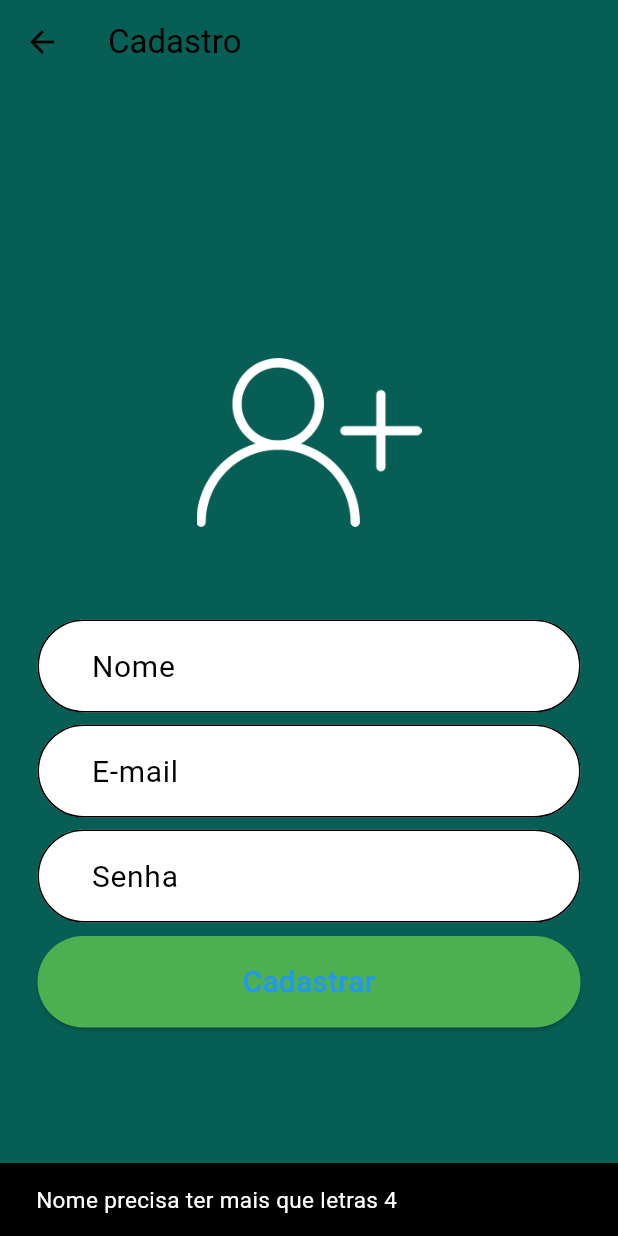
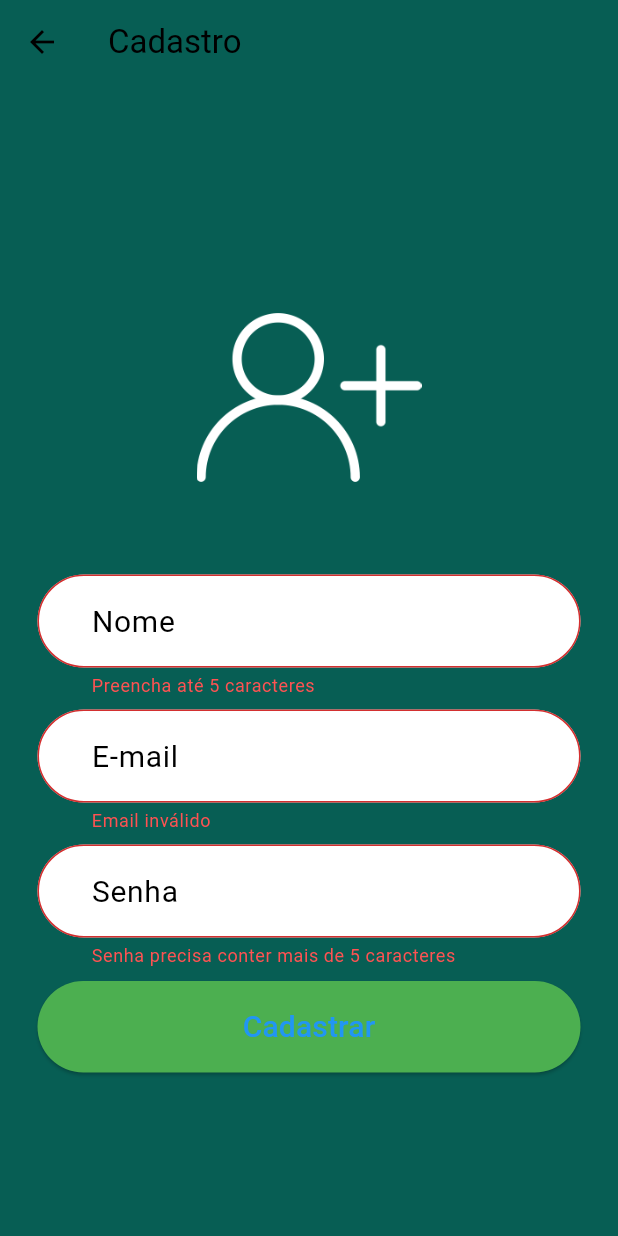
Before and after one commit to R0nald0/whatsappclone, a Flutter app: the cadastro screen opened by its route, after a tap on "Cadastrar", on a phone screen of 412 x 824 dp. Run offline on Flutter 3.47's test engine with Material 3 defaults, Android fonts, the phone set to English and light mode, and no system bars; our stand-ins replace cloud_firestore, firebase_auth, firebase_core, firebase_storage, flutter_bloc, image_picker; accounts and stored records are empty.

Commit message:
adicionado bloc em cadastro_page e validação de campos

```diff
--- a/lib/GeraRotas.dart
+++ b/lib/GeraRotas.dart
@@ -1,6 +1,6 @@
 
 import 'package:flutter/material.dart';
-import 'package:whatsapp/views/Home.dart';
+import 'package:whatsapp/views/pages/home_page/Home.dart';
 import 'package:whatsapp/views/pages/login_page/Login.dart';
 import 'package:whatsapp/views/pages/cadastro_page/cadastro.dart';
 import 'package:whatsapp/views/pages/configuracao_page/telaConfiguracao.dart';
--- a/lib/main.dart
+++ b/lib/main.dart
@@ -14,7 +14,7 @@ void main()  async{
   );
 
  final ThemeData ios =ThemeData(
-       colorScheme: ColorScheme.fromSwatch().copyWith(onSecondary: Color(0xff25D366)),
+       colorScheme: ColorScheme.fromSwatch().copyWith(onSecondary: const Color(0xff25D366)),
        primaryColor:Colors.grey[200],
       buttonTheme:const ButtonThemeData(
           buttonColor: Colors.white
@@ -22,7 +22,7 @@ void main()  async{
   ) ;
 
   final ThemeData temaPadrao =ThemeData(
-      colorScheme: ColorScheme.fromSwatch().copyWith(secondary: Color(0xff25D366)),
+      colorScheme: ColorScheme.fromSwatch().copyWith(secondary: const Color(0xff25D366)),
       primaryColor: const Color(0xff075E54),
       buttonTheme:const ButtonThemeData(
           buttonColor: Colors.white
--- a/lib/views/AbaContato.dart
+++ b/lib/views/AbaContato.dart
@@ -67,7 +67,7 @@ class AbaContatoState extends State<AbaContato> {
                case ConnectionState.none:
                  break;
                case ConnectionState.waiting:
-                 return Center(
+                 return const Center(
                     child: CircularProgressIndicator(),
                  );
                  break;
@@ -96,7 +96,7 @@ class AbaContatoState extends State<AbaContato> {
                                   backgroundColor: Colors.green,
                                 ),
 
-                                trailing: Icon(Icons.message_rounded,color: Colors.green),
+                                trailing: const Icon(Icons.message_rounded,color: Colors.green),
                                 title: Text(contato.nome),
                                 subtitle: Text(contato.email),
                                 onTap: (){
--- /dev/null
+++ b/lib/views/helper/Extension.dart
@@ -0,0 +1,3 @@
+
+import 'package:flutter/cupertino.dart';
+import 'package:flutter/material.dart';
--- a/lib/views/inicio.dart
+++ b/lib/views/inicio.dart
@@ -2,7 +2,7 @@ import 'package:firebase_auth/firebase_auth.dart';
 import 'package:flutter/material.dart';
 import 'package:whatsapp/views/pages/login_page/Login.dart';
 
-import 'Home.dart';
+import 'pages/home_page/Home.dart';
 
 class inicio extends StatefulWidget{
   @override
--- a/lib/views/pages/cadastro_page/cadastro.dart
+++ b/lib/views/pages/cadastro_page/cadastro.dart
@@ -2,9 +2,13 @@ import 'package:cloud_firestore/cloud_firestore.dart';
 import 'package:firebase_core/firebase_core.dart';
 import 'package:flutter/material.dart';
 import 'package:firebase_auth/firebase_auth.dart';
+import 'package:flutter_bloc/flutter_bloc.dart';
 import 'package:whatsapp/GeraRotas.dart';
 import 'package:whatsapp/model/Usuario.dart';
-import 'package:whatsapp/views/Home.dart';
+import 'package:whatsapp/views/pages/home_page/Home.dart';
+import 'package:whatsapp/views/pages/cadastro_page/stream/cadastro_bloc.dart';
+import 'package:whatsapp/views/pages/cadastro_page/stream/cadastro_state.dart';
+import 'package:whatsapp/views/pages/login_page/stream/validate_fields.dart';
 
 class cadastro extends StatefulWidget {
   @override
@@ -15,75 +19,19 @@ class cadastroState extends State<cadastro> {
   TextEditingController _controllerNome = TextEditingController();
   TextEditingController _controllerEmail = TextEditingController();
   TextEditingController _controllerSenha = TextEditingController();
-  FirebaseAuth _auth = FirebaseAuth.instance;
-
-  validarCampo() {
-    String nome = _controllerNome.text;
-    String email = _controllerEmail.text;
-    String senha = _controllerSenha.text;
-    String _aviso = "";
-
-    if (nome.isNotEmpty && nome.length > 3) {
-      if (email.isNotEmpty && email.contains("@")) {
-        if (senha.length >= 6) {
-          Usuario usuario = Usuario();
-
-          usuario.nome = nome;
-          usuario.email = email;
-          usuario.senha = senha;
-          usuario.fotoPerfil ="";
-
-          CadastrarUsuario(usuario);
-
-
-        } else {
-          _aviso = "Senha priecisa conter 6 ou mais caracteres !!!";
-          _mostrarSnackBar(_aviso);
-        }
-      } else {
-        _aviso = "Insira um E-mail válido";
-        _mostrarSnackBar(_aviso);
-      }
-    } else {
-      _aviso = "Nome precisa ter mais que letras 4 ";
-      _mostrarSnackBar(_aviso);
-    }
-  }
-
-  Future CadastrarUsuario(Usuario userr) async {
-     await _auth.createUserWithEmailAndPassword(
-            email: userr.email,
-            password: userr.senha
-
-    ).then((firebaseUser) {
-
-      FirebaseFirestore db = FirebaseFirestore.instance;
-      db.collection("usuario")
-          .doc(firebaseUser.user!.uid.toString())
-          .set(userr.toMap());
-
-      Navigator.pushNamedAndRemoveUntil(context, GerarRotas.ROUTE_HOME, (route) => false);
-
-    })
-        .catchError((erro) {
-      if (erro.toString().isEmpty) {
-        _mostrarSnackBar("Usuário Cadastrado");
-      } else {
-        _mostrarSnackBar("Erro ao Cadastrar,Verifique os campos!!!");
-      }
-    });
-  }
+  final _forkey = GlobalKey<FormState>();
+  final _cadastroBloc = CadastroBloc();
 
   @override
   Widget build(BuildContext context) {
     return Scaffold(
       appBar: AppBar(
-        title: Text("Cadastro"),
-        backgroundColor: Color(0xff075E54),
+        title: const Text("Cadastro"),
+        backgroundColor: const Color(0xff075E54),
       ),
       body: Container(
-        padding: EdgeInsets.all(25),
-        decoration: BoxDecoration(
+        padding: const EdgeInsets.all(25),
+        decoration: const BoxDecoration(
           color: Color(0xff075E54),
         ),
         child: Center(
@@ -95,7 +43,7 @@ class cadastroState extends State<cadastro> {
                   height: 200,
                   width: 150,
                 ),
-                campoTextFild(),
+                campoTextField(),
                 campoBotoes(),
               ],
             ),
@@ -105,61 +53,86 @@ class cadastroState extends State<cadastro> {
     );
   }
 
-  campoTextFild() {
-    return Container(
+  campoTextField() {
+    return Form(
+      autovalidateMode: AutovalidateMode.onUserInteraction,
+      key: _forkey,
       child: Column(
         children: <Widget>[
           Padding(
-            padding: EdgeInsets.only(bottom: 8, top: 18),
-            child: TextField(
+            padding: const EdgeInsets.only(bottom: 8, top: 18),
+            child: TextFormField(
+                  validator: (value){
+                   if(value ==null  || value.length <=4){
+                     print(value);
+                    return "Preencha até 5 caracteres";
+                   }
+                   return null;
+                },
                   controller: _controllerNome,
                   keyboardType: TextInputType.name,
-              style: TextStyle(
+                  style: const TextStyle(
                     fontSize: 20,
                   ),
                   decoration: InputDecoration(
-                contentPadding: EdgeInsets.fromLTRB(32, 16, 32, 16),
+                    errorStyle: const TextStyle(color: Colors.redAccent),
+                    contentPadding: const EdgeInsets.fromLTRB(32, 16, 32, 16),
                     hintText: "Nome",
                     filled: true,
                     fillColor: Colors.white,
-                border:
-                    OutlineInputBorder(borderRadius: BorderRadius.circular(32)),
+                    border: OutlineInputBorder(borderRadius: BorderRadius.circular(32)),),
                 ),
           ),
-          ),
-          TextField(
+          TextFormField(
             keyboardType: TextInputType.emailAddress,
             controller: _controllerEmail,
-            style: TextStyle(
+            style: const TextStyle(
               fontSize: 20,
             ),
             decoration: InputDecoration(
+              errorStyle: const TextStyle(color: Colors.redAccent),
               hintText: "E-mail",
               border:
                   OutlineInputBorder(borderRadius: BorderRadius.circular(32)),
               filled: true,
               fillColor: Colors.white,
-              contentPadding: EdgeInsets.fromLTRB(32, 16, 32, 16),
+              contentPadding: const EdgeInsets.fromLTRB(32, 16, 32, 16),
             ),
+            validator: (value){
+              if(value ==null  || !value.contains("@")){
+                print(value);
+                return "Email inválido";
+              }
+              return null;
+            },
           ),
           Padding(
-            padding: EdgeInsets.only(top: 8, bottom: 9),
-            child: TextField(
+            padding: const EdgeInsets.only(top: 8, bottom: 9),
+            child: TextFormField(
               controller: _controllerSenha,
               obscureText: true,
               keyboardType: TextInputType.text,
-              style: TextStyle(
+              style: const TextStyle(
                 fontSize: 20,
               ),
               decoration: InputDecoration(
-                contentPadding: EdgeInsets.fromLTRB(32, 16, 32, 16),
+                contentPadding: const EdgeInsets.fromLTRB(32, 16, 32, 16),
                 filled: true,
                 fillColor: Colors.white,
                 border: OutlineInputBorder(
                   borderRadius: BorderRadius.circular(32),
                 ),
                 hintText: "Senha",
+                errorStyle: const TextStyle(color: Colors.redAccent),
               ),
+
+                validator: (value){
+                  if(value ==null  || value.length <=5){
+                    print(value);
+                    return "Senha precisa conter mais de 5 caracteres";
+                  }
+                  return null;
+                }
             ),
           ),
         ],
@@ -172,16 +145,37 @@ class cadastroState extends State<cadastro> {
       child: Column(
         crossAxisAlignment: CrossAxisAlignment.stretch,
         children: <Widget>[
-          ElevatedButton(
+          BlocConsumer<CadastroBloc,CadastroState>(
+            bloc: _cadastroBloc,
+            listener: (BuildContext context, CadastroState state) {
+                if(state is ErrorCadastroState){
+                  _mostrarSnackBar(state.errorMessenger);
+                }
+                if(state is SuccessCadastroState){
+                  _mostrarSnackBar(state.messenger);
+                  Navigator.pushNamedAndRemoveUntil(context, GerarRotas.ROUTE_LOGIN, (route) => false);
+                }
+            },
+            builder: (context, state) {
+              if(state is LoadingState){
+                 return const Center(child: CircularProgressIndicator());
+              }else{
+                return ElevatedButton(
                 onPressed: () {
-                validarCampo();
+                if(_forkey.currentState!.validate()){
+                // validarCampo();
+                   _cadastroBloc.cadastrarUsuario(_controllerNome.text, _controllerEmail.text, _controllerSenha.text);
+                  }
                 },
                 style: ElevatedButton.styleFrom(
                 primary: Colors.green,
                 shape: RoundedRectangleBorder(
                 borderRadius: BorderRadius.circular(32)),
-                  padding: EdgeInsets.fromLTRB(32, 16, 32, 16)),
-              child: Text("Cadastrar", style: TextStyle(fontSize: 20)))
+                padding: const EdgeInsets.fromLTRB(32, 16, 32, 16)),
+                child: const Text("Cadastrar", style: TextStyle(fontSize: 20)));
+                }
+              }
+          )
         ],
       ),
     );
@@ -191,7 +185,7 @@ class cadastroState extends State<cadastro> {
     final snackBar = SnackBar(
         content: Text(
       msg,
-      style: TextStyle(
+      style: const TextStyle(
         fontSize: 15,
       ),
     ));
--- /dev/null
+++ b/lib/views/pages/cadastro_page/stream/cadastro_bloc.dart
@@ -0,0 +1,30 @@
+import 'package:flutter_bloc/flutter_bloc.dart';
+import 'package:whatsapp/controller/Banco.dart';
+import 'package:whatsapp/views/pages/cadastro_page/stream/cadastro_state.dart';
+
+class CadastroBloc extends Cubit<CadastroState>{
+     final repositoryUSer = Banco();
+   CadastroBloc() : super(InitialCadastroFieldState());
+   var isValidName = false;
+   void validateNameUser(String name){
+     print("name ${name}");
+       if(name.length <= 4){
+         isValidName =false;
+         emit(ValidateCadastroFieldState(isValid: false));
+         return;
+       }
+       isValidName =true;
+       emit(ValidateCadastroFieldState(isValid: isValidName));
+   }
+
+   void cadastrarUsuario(String name,String email,String password) async{
+          try{
+                emit(LoadingCadastroState());
+               var result  = await  repositoryUSer.cadastrarUsuario(name, email, password);
+                emit(SuccessCadastroState(messenger:  result));
+          }catch(e){
+            print(e);
+            emit(ErrorCadastroState(errorMessenger: e.toString()));
+          }
+   }
+}
--- /dev/null
+++ b/lib/views/pages/cadastro_page/stream/cadastro_state.dart
@@ -0,0 +1,20 @@
+abstract class CadastroState{}
+
+class InitialCadastroFieldState extends CadastroState{
+    InitialCadastroFieldState();
+}
+class ValidateCadastroFieldState extends CadastroState{
+    final bool isValid;
+    ValidateCadastroFieldState({required this.isValid});
+}
+class LoadingCadastroState extends CadastroState{}
+
+class SuccessCadastroState extends CadastroState{
+     final String messenger;
+     SuccessCadastroState({required this.messenger});
+}
+
+class ErrorCadastroState extends CadastroState{
+    final String errorMessenger;
+    ErrorCadastroState({required this.errorMessenger});
+}
```
Also changed, not shown: lib/controller/Banco.dart (+25 -1 lines), lib/views/pages/home_page/Home.dart (renamed from lib/views/Home.dart, +9 -10 lines), lib/views/pages/status_page/camera.dart (renamed from lib/views/camera.dart). Lines whose indentation alone changed are shown as unchanged.
